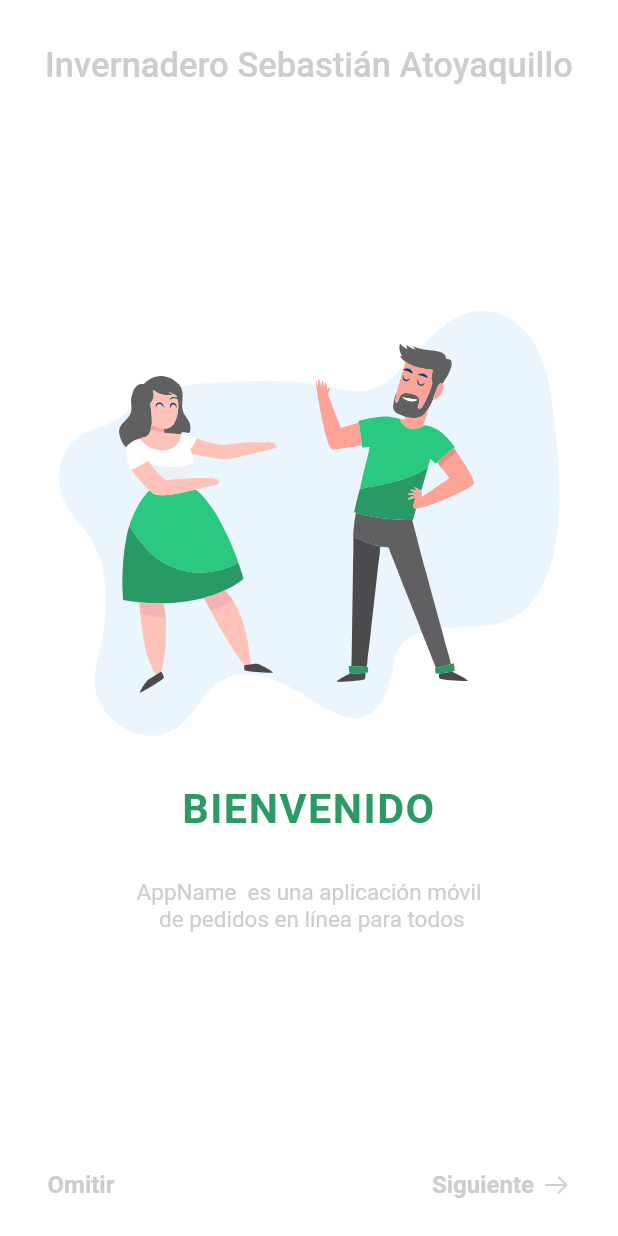
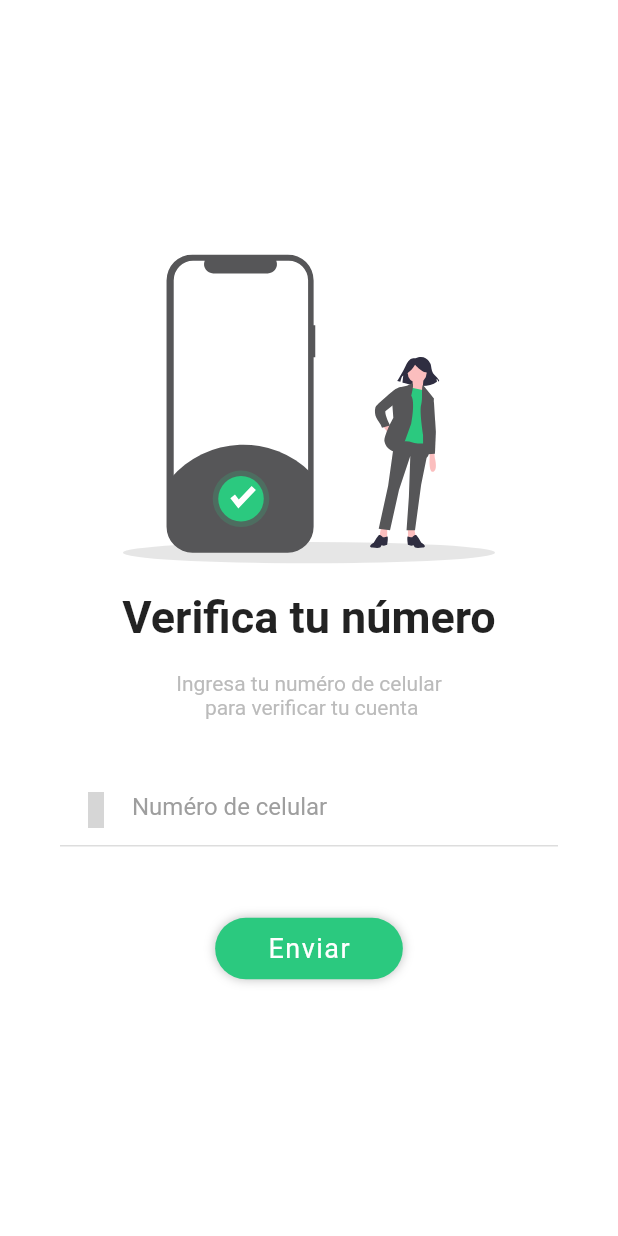
Before and after one commit to MoralesVegaEstebanAzael/app_invernadero, a Flutter app: the screen it shows after launch, on a phone screen of 412 x 824 dp. Run offline on Flutter 3.47's test engine with Material 2 defaults, Android fonts, the phone set to English and light mode, and no system bars; our stand-ins replace after_layout, flutter_svg, line_icons, pin_code_fields, rxdart, simple_animations; grey boxes are pictures that could not be loaded.

Commit message:
verification code

```diff
--- /dev/null
+++ b/lib/app_config.dart
@@ -0,0 +1,3 @@
+class AppConfig{
+  static const url = 'http://yurtapp.herokuapp.com';
+}
--- a/lib/main.dart
+++ b/lib/main.dart
@@ -1,4 +1,7 @@
 
+import 'package:app_invernadero/src/blocs/provider.dart';
+import 'package:app_invernadero/src/pages/code_verification/code_verification_page1.dart';
+import 'package:app_invernadero/src/pages/code_verification/code_verification_page2.dart';
 import 'package:app_invernadero/src/pages/create_account_page.dart';
 import 'package:app_invernadero/src/pages/home_page.dart';
 import 'package:app_invernadero/src/pages/intro_screen.dart';
@@ -7,25 +10,28 @@ import 'package:app_invernadero/src/pages/splash_screen_page.dart';
 import 'package:app_invernadero/src/theme/theme.dart';
 import 'package:flutter/material.dart';
 
-
-
 void main() => runApp(MyApp());
 
 class MyApp extends StatelessWidget {
   @override
   Widget build(BuildContext context) {
-    return MaterialApp(
-      debugShowCheckedModeBanner: false,
-      title: 'App Invernadero',
-      theme: miTema,
-      initialRoute: 'intro',
-      routes: {
-        'splash_screen'   : (BuildContext)=>SignInOne(),
-        'login'           : (BuildContext)=>LoginPage(),
-        'create_account'  : (BuildContext)=>CreateAccountPage(),
-        'intro'           : (BuildContext)=>IntroScreen(),
-        'home'            : (BuildContext)=>HomePage(),
-      },
+
+    return Provider(
+      child: MaterialApp(
+        debugShowCheckedModeBanner: false,
+        title: 'App Invernadero',
+        theme: miTema,
+        initialRoute: 'code_verification_1',
+        routes: {
+          'splash_screen'         : (BuildContext)=>SignInOne(),
+          'login'                 : (BuildContext)=>LoginPage(),
+          'create_account'        : (BuildContext)=>CreateAccountPage(),
+          'intro'                 : (BuildContext)=>IntroScreen(),
+          'home'                  : (BuildContext)=>HomePage(),
+          'code_verification_1'   : (BuildContext)=>CodeVerificationPage1(),
+          'code_verification_2'   : (BuildContext)=>CodeVerificationPage2()
+        },
+      ),
     );
   }
 }
--- /dev/null
+++ b/lib/src/blocs/login_bloc.dart
@@ -0,0 +1,39 @@
+import 'dart:async';
+
+import 'package:app_invernadero/src/blocs/validators.dart';
+import 'package:rxdart/rxdart.dart';
+
+class LoginBloc with Validators{
+  final _emailController = BehaviorSubject<String>();
+
+
+  final _telefonoController = BehaviorSubject<String>();
+  final _passwordController = BehaviorSubject<String>();
+
+
+  //recuperar salida del sream
+  Stream<String> get emailStream=> _emailController.stream;
+
+  Stream<String> get telefonoStream=> _telefonoController.stream.transform(validarTelefono);
+  Stream<String> get passwordStream=> _passwordController.stream.transform(validarPassword);
+
+  //validate formulario
+  Stream<bool> get formValidStream =>
+    CombineLatestStream.combine2(telefonoStream, passwordStream, (t, p) => true);
+
+  //insertar valores al stream
+  Function(String) get changeEmail => _emailController.sink.add;
+  Function(String) get changeTelefono => _telefonoController.sink.add;
+  Function(String) get changePassword => _passwordController.sink.add;
+
+
+  String get telefono =>_telefonoController.value;
+  String get password => _passwordController.value;
+
+  void dispose(){
+    _emailController?.close();
+    _passwordController?.close();
+    _telefonoController?.close();
+  }
+
+}
--- /dev/null
+++ b/lib/src/blocs/provider.dart
@@ -0,0 +1,24 @@
+import 'package:app_invernadero/src/blocs/login_bloc.dart';
+import 'package:flutter/material.dart';
+
+class Provider extends InheritedWidget{
+  final loginBloc = LoginBloc();
+  static Provider _instancia;
+
+  factory Provider({Key key,Widget child}){
+    if(_instancia== null){
+      _instancia =  new Provider._internal(key: key,child: child);
+    }
+    return _instancia;
+  }
+
+  Provider._internal({Key key,Widget child})
+    :super(key:key,child:child);
+  @override
+  bool updateShouldNotify(InheritedWidget oldWidget) =>true;
+
+  static LoginBloc of(BuildContext context ){
+    return context.dependOnInheritedWidgetOfExactType<Provider>().loginBloc;
+  }
+
+}
--- /dev/null
+++ b/lib/src/pages/code_verification/code_verification_page1.dart
@@ -0,0 +1,88 @@
+import 'package:after_layout/after_layout.dart';
+import 'package:app_invernadero/src/theme/theme.dart';
+import 'package:app_invernadero/src/utils/responsive.dart';
+import 'package:app_invernadero/src/widgets/input_text.dart';
+import 'package:app_invernadero/src/widgets/rounded_button.dart';
+import 'package:flutter/material.dart';
+import 'package:flutter/services.dart';
+import 'package:flutter_svg/svg.dart';
+import 'package:line_icons/line_icons.dart';
+
+
+class CodeVerificationPage1 extends StatefulWidget  {
+  @override
+  _CodeVerificationPage1State createState() => _CodeVerificationPage1State();
+}
+
+class _CodeVerificationPage1State extends State<CodeVerificationPage1> with AfterLayoutMixin {
+
+  @override
+  void afterFirstLayout(BuildContext context) {
+    final bool isTablet = MediaQuery.of(context).size.shortestSide>=600;
+    if(!isTablet){
+      SystemChrome.setPreferredOrientations([DeviceOrientation.portraitUp]);
+    }
+  }
+
+
+  @override
+  Widget build(BuildContext context) {
+    final responsive = Responsive.of(context);
+    return Scaffold(
+      backgroundColor: Colors.white,
+      body: GestureDetector(
+          onTap: (){
+            FocusScope.of(context).unfocus();
+          },
+          child: Container(
+          color: Colors.white,
+          width: double.infinity,
+          height:double.infinity,
+          child:
+             SingleChildScrollView(
+              child: Container(
+                height: responsive.height,
+                child: Column(
+                mainAxisAlignment: MainAxisAlignment.center,
+                children: <Widget>[
+                    AspectRatio(
+                      aspectRatio: 16/8,
+                      child: LayoutBuilder(
+                        builder:(_,contraints){
+                          return Container(
+                            child:  SvgPicture.asset('assets/images/verify_screen/verify_number.svg',
+                              height: contraints.maxHeight*.4,
+                              width: contraints.maxWidth,
+                            ),
+                          );
+                        }
+                      )
+                    )   ,
+                    SizedBox(height: responsive.ip(2),),
+                    Text("Verifica tu número",style: TextStyle(fontSize:30.0,fontWeight:FontWeight.bold),),
+                    SizedBox(height: responsive.ip(2),),
+                    Text("Ingresa tu numéro de celular\n para verificar tu cuenta",
+                      style: TextStyle(color:Color(0xffbbbbbb),),
+                      textAlign: TextAlign.center,
+                    ),
+                    SizedBox(height: responsive.ip(4),),
+                    Container(
+                      //margin: EdgeInsets.symmetric(horizontal:10),
+                      padding: EdgeInsets.symmetric(horizontal:40),
+                      child: InputText(
+                        placeholder: "Numéro de celular",
+                        inputType: TextInputType.phone,
+                        icon: LineIcons.mobile_phone,
+                      ),
+                    ),
+                    SizedBox(height: responsive.ip(5),),
+                    RoundedButton(label: "Enviar",
+                      onPressed: ()=>Navigator.pushReplacementNamed(context, 'code_verification_2'),)
+                ],),
+              ),
+            )
+        ),
+      )
+    );
+  }
+}
--- /dev/null
+++ b/lib/src/widgets/input_text.dart
@@ -0,0 +1,38 @@
+import 'package:flutter/material.dart';
+import 'package:line_icons/line_icons.dart';
+
+class InputText extends StatelessWidget {
+  final String placeholder;
+  final Function(String) validator;
+  final TextInputType inputType;
+  final IconData icon;
+  final Function(String) onChange;
+  final String counterText;
+  final String errorText;
+
+  const InputText({Key key, this.placeholder, this.validator, this.inputType, this.icon, this.onChange, this.counterText, this.errorText}) : super(key: key);
+
+   @override
+  Widget build(BuildContext context) {
+    return TextFormField(
+
+      keyboardType: inputType,
+      decoration: InputDecoration(
+          focusedBorder:  UnderlineInputBorder(
+                          borderSide: BorderSide(color:Color(0xffdddddd))),
+          enabledBorder: UnderlineInputBorder(
+                          borderSide: BorderSide(color:Color(0xffdddddd)),),
+          hintText: placeholder,
+          hintStyle: TextStyle(color:Colors.grey),
+          prefixIcon: Icon(
+          icon,color: Color(0xffdddddd),),
+          counterText: counterText,
+          errorText: errorText
+      ),
+      validator: validator,
+      onChanged: onChange,
+    );
+  }
+
+
+}
--- a/lib/src/widgets/rounded_button.dart
+++ b/lib/src/widgets/rounded_button.dart
@@ -26,6 +26,6 @@ class RoundedButton extends StatelessWidget {
         ),
         child: Text(this.label,style: TextStyle(color:Colors.white,letterSpacing: 1,fontSize: 18),),
       ),
-      onPressed: (){});
+      onPressed: onPressed);
   }
 }
--- a/pubspec.yaml
+++ b/pubspec.yaml
@@ -26,8 +26,9 @@ dependencies:
   line_icons:
   flutter_svg: ^0.17.4
   after_layout: ^1.0.7+2
-
-
+  rxdart: ^0.24.0
+  http: ^0.12.0+4
+  pin_code_fields: ^2.5.1
 
 dev_dependencies:
   flutter_test:
@@ -55,6 +56,7 @@ flutter:
     - assets/images/
     - assets/icon/
     - assets/images/intro_screen/
+    - assets/images/verify_screen/
   #  - images/a_dot_ham.jpeg
 
   # An image asset can refer to one or more resolution-specific "variants", see
```
Also changed, not shown: lib/src/blocs/validators.dart (added, +30 -0 lines), lib/src/pages/code_verification/code_verification_page2.dart (added, +111 -0 lines), lib/src/pages/create_account_page.dart (+28 -68 lines), lib/src/pages/login_page.dart (+70 -106 lines), lib/src/providers/user_provider.dart (added, +40 -0 lines), lib/src/widgets/input_password.dart (added, +55 -0 lines), assets/images/verify_screen/enter_code.svg (added), assets/images/verify_screen/verify_number.svg (added), assets/images/verify_screen/verify_succes.svg (added), pubspec.lock.
